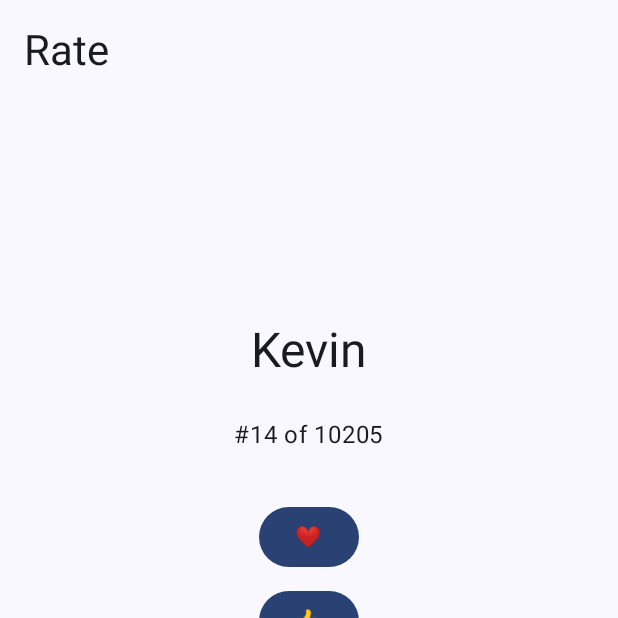
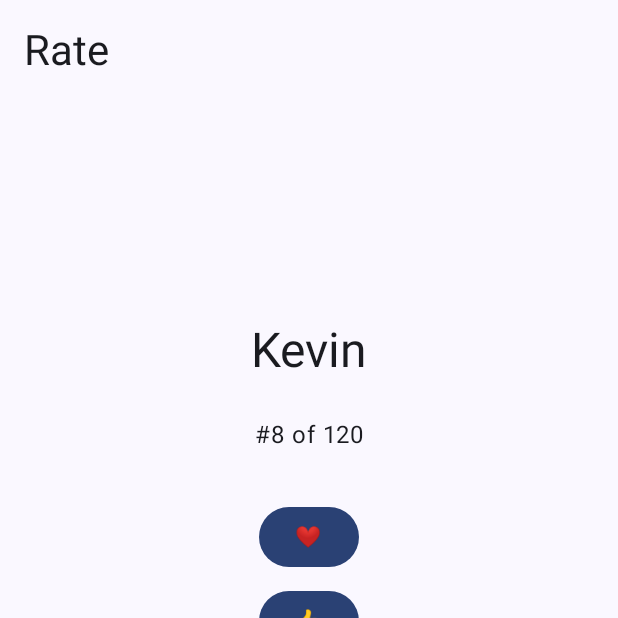
Before and after one commit to geekarist/dot-star-pele, an Android app built with Jetpack Compose: the screen it shows after launch (MainActivity), after a tap on "Rate firstnames", on a phone screen of 412 x 824 dp, the top half of it. Run offline under Robolectric (Android 15) with nearby library versions, the phone set to English and light mode, and no system bars; our stand-ins replace Room's generated code.

Commit message:
Extract string resource for count

```diff
--- a/app/src/main/java/me/cpele/dotstarpele/AppUi.kt
+++ b/app/src/main/java/me/cpele/dotstarpele/AppUi.kt
@@ -112,7 +112,7 @@ fun Rate(
                 modifier = Modifier.align(Alignment.CenterHorizontally)
             )
             Spacer(modifier = Modifier.height(24.dp))
-            Text("#14 of 10205")
+            Text(stringResource(R.string.rate_count_ratings, 8, 120))
             Spacer(modifier = Modifier.height(32.dp))
             Button(modifier = Modifier.align(Alignment.CenterHorizontally),
                 onClick = { onClickLove() }) {
--- a/app/src/main/res/values/strings.xml
+++ b/app/src/main/res/values/strings.xml
@@ -5,4 +5,5 @@
     <string name="home_rate_button">Rate firstnames</string>
     <string name="home_mine_button">My firstnames</string>
     <string name="home_title">.* Pelé</string>
+    <string name="rate_count_ratings">#%1$d of %2$d</string>
 </resources>
```
